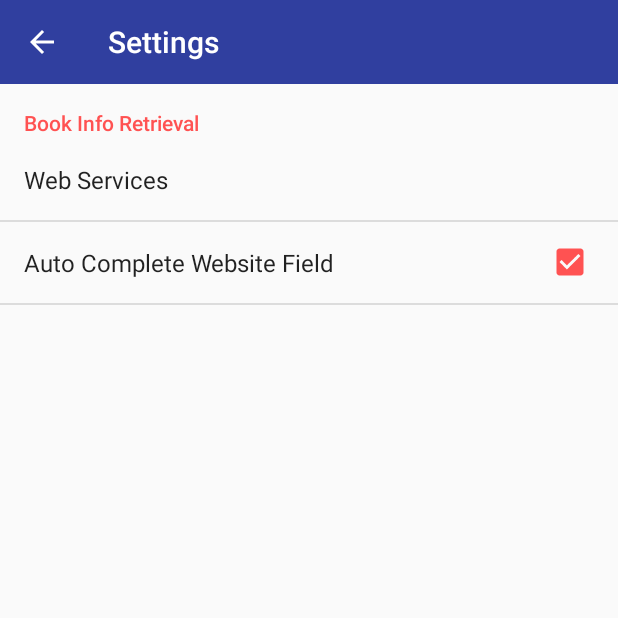
After one commit to smartjinyu/MyBookshelf, an Android app: the SettingsActivity screen opened directly, with no data from a screen before it, on a phone screen of 412 x 824 dp, the top half of it. The commit adds this screen. Run offline under Robolectric (Android 15) with nearby library versions, the light colour scheme and no system bars.

Commit message:
add settings

```diff
--- a/app/build.gradle
+++ b/app/build.gradle
@@ -34,7 +34,7 @@ dependencies {
     compile 'me.dm7.barcodescanner:zxing:1.9'
     compile 'com.squareup.retrofit2:retrofit:2.1.0'
     compile 'com.squareup.retrofit2:converter-gson:2.1.0'
-    compile 'com.afollestad.material-dialogs:core:0.9.2.3'
+    compile 'com.afollestad.material-dialogs:core:0.9.3.0'
     compile 'com.android.support:cardview-v7:25.1.1'
     compile 'com.klinkerapps:sliding-activity:1.4.4'
     compile('com.mikepenz:materialdrawer:5.8.1@aar') {
--- a/app/src/main/AndroidManifest.xml
+++ b/app/src/main/AndroidManifest.xml
@@ -26,6 +26,7 @@
             android:taskAffinity=""
             android:theme="@style/Theme.Sliding.Light"/>
         <activity android:name=".AboutActivity"/>
+        <activity android:name=".SettingsActivity"/>
 
     </application>
 
--- a/app/src/main/java/com/smartjinyu/mybookshelf/BookEditActivity.java
+++ b/app/src/main/java/com/smartjinyu/mybookshelf/BookEditActivity.java
@@ -250,12 +250,6 @@ public class BookEditActivity extends AppCompatActivity{
         final LabelLab labelLab = LabelLab.get(this);
         labelsEditText = (EditText) findViewById(R.id.book_labels_edit_text);
         final List<Label> labels = labelLab.getLabels();
-        if(labels.size()==0){
-            Label testLabel = new Label();
-            testLabel.setTitle("Only for test,do not select");
-            labels.add(testLabel);
-            // delete these code when Material Dialog Library updating
-        }//// TODO: 2017/2/2
         List<Integer> existsLabelIndex = new ArrayList<>();
         if(mBook.getLabelID()!=null && mBook.getLabelID().size()!=0){
             for(UUID labelID : mBook.getLabelID()){
--- a/app/src/main/java/com/smartjinyu/mybookshelf/MainActivity.java
+++ b/app/src/main/java/com/smartjinyu/mybookshelf/MainActivity.java
@@ -476,6 +476,9 @@ public class MainActivity extends AppCompatActivity {
                                         mSearchView.open(true);
                                     }
                                 }
+                            }else if(drawerItem.getIdentifier()==4){
+                                Intent i = new Intent(MainActivity.this,SettingsActivity.class);
+                                startActivity(i);
                             }else if(drawerItem.getIdentifier() == 5){
                                 Intent i = new Intent(MainActivity.this,AboutActivity.class);
                                 startActivity(i);
@@ -774,8 +777,6 @@ public class MainActivity extends AppCompatActivity {
         }
         mToolbar.setBackgroundColor(colorPrimaryRes);
         getWindow().setStatusBarColor(colorPrimaryDarkRes);
-
-
     }
 
     private void setBooksAndUI(@Nullable String keyword){
--- /dev/null
+++ b/app/src/main/java/com/smartjinyu/mybookshelf/SettingsActivity.java
@@ -0,0 +1,44 @@
+package com.smartjinyu.mybookshelf;
+
+import android.os.Bundle;
+import android.support.v7.app.AppCompatActivity;
+import android.support.v7.widget.Toolbar;
+import android.view.MenuItem;
+
+/**
+ * settings activity
+ * Created by smartjinyu on 2017/2/8.
+ */
+
+public class SettingsActivity extends AppCompatActivity {
+    private static final String TAG = "SettingsActivity";
+
+    @Override
+    public void onCreate(Bundle savedInstanceState){
+        super.onCreate(savedInstanceState);
+        setContentView(R.layout.activity_settings);
+        Toolbar mToolbar = (Toolbar) findViewById(R.id.settings_toolbar);
+        setSupportActionBar(mToolbar);
+        if(getSupportActionBar()!=null){
+            getSupportActionBar().setTitle(R.string.settings_settings);
+            getSupportActionBar().setDisplayHomeAsUpEnabled(true);
+        }
+        if(savedInstanceState==null){
+            SettingsFragment settingsFragment = new SettingsFragment();
+            getFragmentManager().beginTransaction().add(R.id.activity_settings_container,settingsFragment).commit();
+        }
+    }
+
+    @Override
+    public boolean onOptionsItemSelected(MenuItem item){
+        switch (item.getItemId()){
+            case R.id.home:
+                finish();
+                break;
+            default:
+                break;
+        }
+        return super.onOptionsItemSelected(item);
+    }
+
+}
--- /dev/null
+++ b/app/src/main/java/com/smartjinyu/mybookshelf/SettingsFragment.java
@@ -0,0 +1,20 @@
+package com.smartjinyu.mybookshelf;
+
+import android.os.Bundle;
+import android.preference.PreferenceFragment;
+
+/**
+ * settings fragment
+ * Created by smartjinyu on 2017/2/8.
+ */
+
+public class SettingsFragment extends PreferenceFragment {
+    private static final String TAG = "SettingsFragment";
+
+    @Override
+    public void onCreate(Bundle savedInstanceState){
+        super.onCreate(savedInstanceState);
+        addPreferencesFromResource(R.xml.settings_preference);
+
+    }
+}
--- /dev/null
+++ b/app/src/main/res/layout/activity_settings.xml
@@ -0,0 +1,12 @@
+<?xml version="1.0" encoding="utf-8"?>
+<LinearLayout xmlns:android="http://schemas.android.com/apk/res/android"
+    android:orientation="vertical" android:layout_width="match_parent"
+    android:layout_height="match_parent">
+    <include
+        layout="@layout/toolbar_settings"/>
+    <FrameLayout
+        android:id="@+id/activity_settings_container"
+        android:layout_width="match_parent"
+        android:layout_height="match_parent"/>
+
+</LinearLayout>
--- /dev/null
+++ b/app/src/main/res/layout/toolbar_settings.xml
@@ -0,0 +1,11 @@
+<?xml version="1.0" encoding="utf-8"?>
+<android.support.v7.widget.Toolbar
+    xmlns:android="http://schemas.android.com/apk/res/android"
+    android:id="@+id/settings_toolbar"
+    android:layout_height="wrap_content"
+    android:layout_width="match_parent"
+    android:fitsSystemWindows="true"
+    android:minHeight="?attr/actionBarSize"
+    android:theme="@style/ThemeOverlay.AppCompat.Dark.ActionBar"
+    android:background="?attr/colorPrimaryDark">
+</android.support.v7.widget.Toolbar>
--- a/app/src/main/res/values/strings.xml
+++ b/app/src/main/res/values/strings.xml
@@ -173,6 +173,20 @@
     <string name="about_preference_license">License</string>
     <string name="about_preference_license_dialog">Open Source License</string>
 
+    <!--Settings-->
+    <string name="settings_settings">Settings</string>
+    <string name="settings_info_retrieval">Book Info Retrieval</string>
+    <string-array name="settings_web_services_entries">
+        <item>Douban.com</item>
+    </string-array>
+    <string-array name="settings_web_services_entry_values">
+        <item>1</item>
+    </string-array>
+    <string name="settings_web_services_title">Web Services</string>
+    <string name="settings_auto_complete_website_title">Auto Complete Website Field</string>
+
+
+
 
 
 
--- /dev/null
+++ b/app/src/main/res/xml/settings_preference.xml
@@ -0,0 +1,17 @@
+<?xml version="1.0" encoding="utf-8"?>
+<PreferenceScreen xmlns:android="http://schemas.android.com/apk/res/android">
+    <PreferenceCategory
+        android:title="@string/settings_info_retrieval">
+            <ListPreference
+                android:title="@string/settings_web_services_title"
+                android:key="settings_pref_web_services"
+                android:entries="@array/settings_web_services_entries"
+                android:entryValues="@array/settings_web_services_entry_values"
+                android:defaultValue="1"/>
+            <CheckBoxPreference
+                android:title="@string/settings_auto_complete_website_title"
+                android:key="settings_pref_acwebsite"
+                android:defaultValue="true"/>
+
+    </PreferenceCategory>
+</PreferenceScreen>
```
